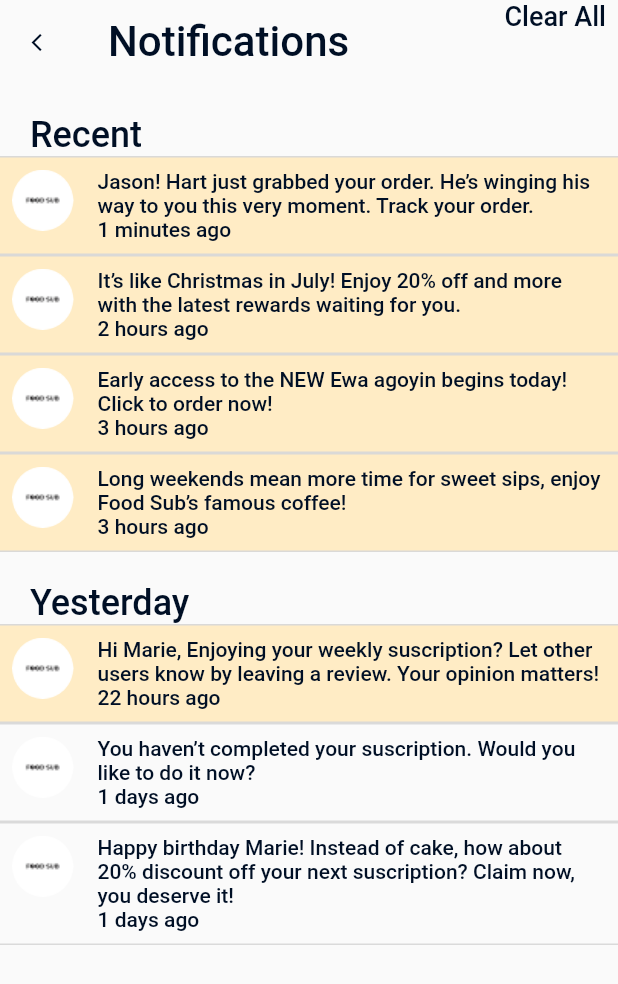
After one commit to uchehart/fs, a Flutter app: the NotificationScreen screen opened directly, on a phone screen of 412 x 824 dp. The commit adds this screen. Shown: the top 984 px of the screen. Run offline on Flutter 3.47's test engine with Material 2 defaults, Android fonts, the light colour scheme and no system bars; our stand-ins replace flutter_svg, google_fonts; Roboto replaces fonts that are missing (Gidugu).

Commit message:
Notification Screen

```diff
--- /dev/null
+++ b/lib/ui/views/screens/notification/notification_screen.dart
@@ -0,0 +1,87 @@
+import 'package:flutter/cupertino.dart';
+import 'package:flutter/material.dart';
+import 'package:foodsub/ui/views/screens/notification/notifications.dart';
+import 'package:foodsub/ui/views/shared/Widgets/colors.dart';
+import 'package:foodsub/ui/views/shared/Widgets/style.dart';
+
+class NotificationScreen extends StatelessWidget {
+  const NotificationScreen({Key? key}) : super(key: key);
+
+  @override
+  Widget build(BuildContext context) {
+    return Scaffold(
+      appBar: AppBar(
+        backgroundColor: Colors.transparent,
+        elevation: 0,
+        leading: GestureDetector(
+          onTap: () => Navigator.of(context).pop(),
+          child: const Icon(
+            Icons.arrow_back_ios,
+            size: 14,
+            color: AppColors.black,
+          ),
+        ),
+        title: Text(
+          "Notifications",
+          style: AppTextStyles.heading1,
+        ),
+        actions: [
+          GestureDetector(
+            child: Padding(
+              padding: const EdgeInsets.only(right: 8.0),
+              child: Text(
+                'Clear All',
+                style: AppTextStyles.heading3,
+              ),
+            ),
+          )
+        ],
+      ),
+      body: SingleChildScrollView(
+        child: Column(
+          crossAxisAlignment: CrossAxisAlignment.start,
+          children: [
+            Padding(
+              padding: const EdgeInsets.only(
+                top: 20,
+                left: 20,
+              ),
+              child: Text(
+                'Recent',
+                style: AppTextStyles.heading2,
+              ),
+            ),
+            ListView.builder(
+                scrollDirection: Axis.vertical,
+                shrinkWrap: true,
+                itemCount: notification.length,
+                itemBuilder: (context, index) {
+                  return index.isInfinite
+                      ? const Text('Notification empty')
+                      : notification.elementAt(index);
+                }),
+            Padding(
+              padding: const EdgeInsets.only(
+                top: 20,
+                left: 20,
+              ),
+              child: Text(
+                'Yesterday',
+                style: AppTextStyles.heading2,
+              ),
+            ),
+            ListView.builder(
+                scrollDirection: Axis.vertical,
+                shrinkWrap: true,
+                itemCount: yesterdayNoti.length,
+                itemBuilder: (context, index) {
+                  return index.isInfinite
+                      ? const Text('Notification empty')
+                      : yesterdayNoti.elementAt(index);
+                }),
+          ],
+        ),
+      ),
+    );
+  }
+}
--- /dev/null
+++ b/lib/ui/views/screens/notification/notification_tile.dart
@@ -0,0 +1,61 @@
+import 'package:flutter/cupertino.dart';
+import 'package:flutter/material.dart';
+import 'package:foodsub/ui/views/shared/Widgets/colors.dart';
+import 'package:foodsub/ui/views/shared/Widgets/style.dart';
+
+class NotificationTile extends StatelessWidget {
+  final String? imgPath;
+  final String? notification;
+  final String? time;
+  final bool? view;
+
+  const NotificationTile({
+    Key? key,
+    this.imgPath,
+    this.notification,
+    this.time,
+    this.view,
+  }) : super(key: key);
+
+  @override
+  Widget build(BuildContext context) {
+    return Container(
+      width: MediaQuery.of(context).size.width,
+      decoration: BoxDecoration(
+          color: view == false
+              ? const Color.fromRGBO(255, 236, 197, 1)
+              : Colors.transparent,
+          border: const Border(
+              bottom: BorderSide(color: AppColors.ash),
+              top: BorderSide(color: AppColors.ash))),
+      child: Row(
+        crossAxisAlignment: CrossAxisAlignment.start,
+        children: [
+          Padding(
+            padding: const EdgeInsets.all(8.0),
+            child: Container(
+              width: 41,
+              height: 41,
+              decoration: BoxDecoration(
+                  shape: BoxShape.circle,
+                  image: DecorationImage(
+                      image: AssetImage(imgPath!), fit: BoxFit.fill)),
+            ),
+          ),
+          Expanded(
+            child: Padding(
+              padding: const EdgeInsets.all(8.0),
+              child: Column(
+                crossAxisAlignment: CrossAxisAlignment.start,
+                children: [
+                  Text(notification!, style: AppTextStyles.smallSubtitle),
+                  Text(time!, style: AppTextStyles.smallSubtitle),
+                ],
+              ),
+            ),
+          ),
+        ],
+      ),
+    );
+  }
+}
--- /dev/null
+++ b/lib/ui/views/screens/notification/notifications.dart
@@ -0,0 +1,54 @@
+import 'package:foodsub/ui/views/screens/notification/notification_tile.dart';
+import 'package:foodsub/ui/views/shared/Widgets/images.dart';
+
+final List<NotificationTile> notification = <NotificationTile>[
+  const NotificationTile(
+    imgPath: foodsub,
+    notification: 'Jason! Hart just grabbed your order. He’s winging '
+        'his way to you this very moment. Track your order.',
+    time: '1 minutes ago',
+    view: false,
+  ),
+  const NotificationTile(
+    imgPath: foodsub,
+    notification: 'It’s like Christmas in July! Enjoy 20% off and more '
+        'with the latest rewards waiting for you.',
+    time: '2 hours ago',
+    view: false,
+  ),
+  const NotificationTile(
+      imgPath: foodsub,
+      notification: 'Early access to the NEW Ewa agoyin begins today! '
+          'Click to order now!',
+      time: '3 hours ago',
+      view: false),
+  const NotificationTile(
+      imgPath: foodsub,
+      notification: 'Long weekends mean more time for sweet sips, '
+          'enjoy Food Sub’s famous coffee!',
+      time: '3 hours ago',
+      view: false),
+];
+
+final List<NotificationTile> yesterdayNoti = <NotificationTile>[
+  const NotificationTile(
+      imgPath: foodsub,
+      notification: 'Hi Marie, Enjoying your weekly suscription? Let '
+          'other users know by leaving a review. Your opinion '
+          'matters!',
+      time: '22 hours ago',
+      view: false),
+  const NotificationTile(
+      imgPath: foodsub,
+      notification: 'You haven’t completed your suscription. Would '
+          'you like to do it now?',
+      time: '1 days ago',
+      view: true),
+  const NotificationTile(
+      imgPath: foodsub,
+      notification: 'Happy birthday Marie! Instead of cake, how about '
+          '20% discount off your next suscription? Claim '
+          'now, you deserve it!',
+      time: '1 days ago',
+      view: true),
+];
--- a/lib/ui/views/shared/Widgets/images.dart
+++ b/lib/ui/views/shared/Widgets/images.dart
@@ -11,3 +11,4 @@ const String calendarPrev2 = "assets/calendarPrev2.jpg";
 const String fire = "assets/fire.png";
 const String sausage = "assets/sausage.png";
 const String avatar = "assets/avatar.png";
+const String foodsub = "assets/foodsub.png";
```
Also changed, not shown: assets/foodsub.png (added).
